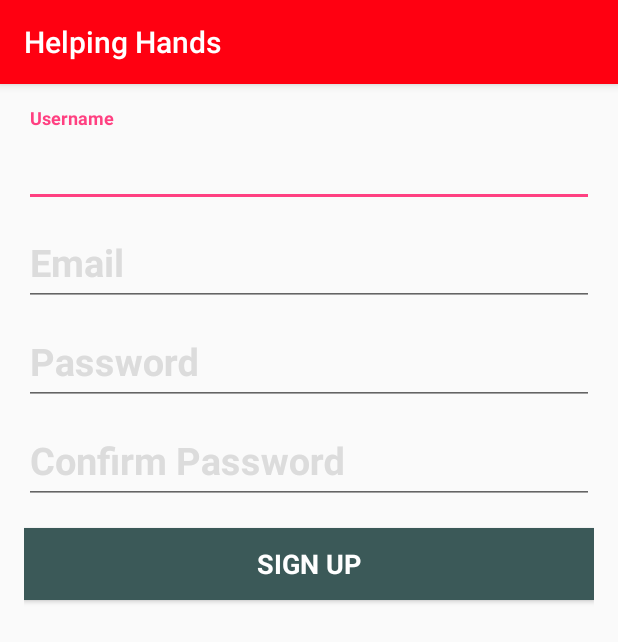
After one commit to dkp1903/HelpingHands, an Android app: the signup screen opened directly, with no data from a screen before it, on a phone screen of 412 x 824 dp. The commit adds this screen. Shown: the top 642 px of the screen. Run offline under Robolectric (Android 15) with nearby library versions, the phone set to English and light mode, and no system bars; our stand-ins replace Firebase (no records; nobody signed in at launch, a user with empty details on screens opened directly).

Commit message:
added user registration activity

```diff
--- a/app/build.gradle
+++ b/app/build.gradle
@@ -8,7 +8,7 @@ android {
     compileSdkVersion 27
     defaultConfig {
         applicationId "app.dkp1903.helpinghands"
-        minSdkVersion 15
+        minSdkVersion 16
         targetSdkVersion 27
         versionCode 1
         versionName "1.0"
@@ -25,7 +25,7 @@ android {
 dependencies {
     implementation fileTree(include: ['*.jar'], dir: 'libs')
     implementation "org.jetbrains.kotlin:kotlin-stdlib-jdk7:$kotlin_version"
-    implementation 'com.android.support:appcompat-v7:28.0.0'
+    implementation 'com.android.support:appcompat-v7:27.1.1'
     implementation 'com.android.support:design:27.1.1'
     implementation 'com.android.support.constraint:constraint-layout:1.1.3'
     implementation 'com.android.support:support-v4:27.1.1'
@@ -34,6 +34,8 @@ dependencies {
     // added auth
     implementation 'com.google.firebase:firebase-auth:17.0.0'
     //implementation 'com.google.firebase:firebase-core:17.0.0'
+    implementation 'com.android.support:support-annotations:27.1.1'
+    implementation 'android.arch.lifecycle:extensions:1.1.1'
     testImplementation 'junit:junit:4.12'
     androidTestImplementation 'com.android.support.test:runner:1.0.2'
     androidTestImplementation 'com.android.support.test.espresso:espresso-core:3.0.2'
--- a/app/src/main/java/app/dkp1903/helpinghands/MainActivity.kt
+++ b/app/src/main/java/app/dkp1903/helpinghands/MainActivity.kt
@@ -32,6 +32,7 @@ class MainActivity : AppCompatActivity() {
             var clickIntent3 = Intent(this@MainActivity, InternLogin::class.java)
             startActivity(clickIntent3)
         })
+
         aboutusbutton = findViewById(R.id.AboutUs)
         aboutusbutton?.setOnClickListener({
             var clickIntent4 = Intent(this@MainActivity, AboutUs::class.java)
--- /dev/null
+++ b/app/src/main/res/layout/activity_signup.xml
@@ -0,0 +1,117 @@
+<?xml version="1.0" encoding="utf-8"?>
+<LinearLayout xmlns:android="http://schemas.android.com/apk/res/android"
+    xmlns:tools="http://schemas.android.com/tools"
+    android:layout_width="match_parent"
+    android:layout_height="match_parent"
+    android:orientation="vertical"
+    android:paddingBottom="@dimen/activity_vertical_margin"
+    android:paddingLeft="@dimen/activity_horizontal_margin"
+    android:paddingRight="@dimen/activity_horizontal_margin"
+    android:paddingTop="@dimen/activity_vertical_margin"
+    android:gravity="top">
+
+
+
+    <android.support.design.widget.TextInputLayout
+        android:layout_width="match_parent"
+        android:layout_height="wrap_content"
+        android:textColorHint="@color/grey"
+        >
+
+        <AutoCompleteTextView
+            android:id="@+id/register_username"
+            android:layout_width="match_parent"
+            android:layout_height="wrap_content"
+            android:hint="@string/prompt_username"
+            android:imeOptions="actionNext"
+            android:inputType="textNoSuggestions"
+            android:maxLines="1"
+            android:textColor="@color/colorPrimaryDark"
+            android:textColorHint="@color/white"
+            android:textIsSelectable="false"
+            android:textSize="25sp"
+            android:textStyle="bold" />
+
+    </android.support.design.widget.TextInputLayout>
+
+    <android.support.design.widget.TextInputLayout
+        android:layout_width="match_parent"
+        android:layout_height="wrap_content"
+        android:textColorHint="@color/grey"
+        >
+
+        <AutoCompleteTextView
+            android:id="@+id/register_email"
+            android:layout_width="match_parent"
+            android:layout_height="wrap_content"
+            android:hint="@string/prompt_email"
+            android:textColor="@color/colorPrimaryDark"
+            android:textSize="25sp"
+            android:imeOptions="actionNext"
+            android:textColorHint="@color/white"
+            android:inputType="textEmailAddress"
+            android:maxLines="1"
+            android:textIsSelectable="false"
+            android:textStyle="bold"/>
+
+    </android.support.design.widget.TextInputLayout>
+
+    <android.support.design.widget.TextInputLayout
+        android:layout_width="match_parent"
+        android:layout_height="wrap_content"
+        android:textColorHint="@color/grey"
+        >
+
+        <EditText
+            android:id="@+id/register_password"
+            android:textSize="25sp"
+            android:textColor="@color/colorPrimaryDark"
+            android:textColorHint="@color/white"
+            android:layout_width="match_parent"
+            android:imeOptions="actionNext"
+            android:layout_height="wrap_content"
+            android:hint="@string/prompt_password"
+            android:inputType="textPassword"
+            android:maxLines="1"
+            android:textStyle="bold"/>
+
+    </android.support.design.widget.TextInputLayout>
+
+    <android.support.design.widget.TextInputLayout
+        android:layout_width="match_parent"
+        android:layout_height="wrap_content"
+        android:textColorHint="@color/grey"
+        >
+
+        <EditText
+            android:id="@+id/register_confirm_password"
+            android:textColor="@color/white"
+            android:textSize="25sp"
+            android:textColorHint="@color/white"
+            android:layout_width="match_parent"
+            android:layout_height="wrap_content"
+            android:hint="@string/prompt_password_again"
+            android:imeActionLabel="@+string/action_sign_up"
+            android:imeActionId="@+id/register_form_finished"
+            android:imeOptions="actionUnspecified"
+            android:inputType="textPassword"
+            android:maxLines="1"
+            android:textStyle="bold"/>
+
+    </android.support.design.widget.TextInputLayout>
+
+    <Button
+        android:id="@+id/register_sign_up_button"
+        style="?android:textAppearanceMedium"
+        android:background="@color/colorPrimaryDark"
+        android:textColor="@color/white"
+        android:onClick="signup"
+        android:layout_width="match_parent"
+        android:layout_height="wrap_content"
+        android:layout_marginTop="16dp"
+        android:text="@string/action_sign_in"
+        android:textStyle="bold"/>
+
+
+
+</LinearLayout>
--- a/app/src/main/res/values/colors.xml
+++ b/app/src/main/res/values/colors.xml
@@ -16,4 +16,5 @@
     <color name="btn_login_bg">#eceef1</color>
     <color name="lbl_name">#333333</color>
     <color name="btn_logut_bg">#ff6861</color>
+    <color name="grey">#DCDCDC</color>
 </resources>
--- a/app/src/main/res/values/strings.xml
+++ b/app/src/main/res/values/strings.xml
@@ -3,8 +3,10 @@
 
     <!-- Strings related to login -->
     <string name="prompt_email">Email</string>
-    <string name="prompt_password">Password (optional)</string>
-    <string name="action_sign_in">Sign in or register</string>
+    <string name="prompt_username">Username</string>
+    <string name="prompt_password">Password</string>
+    <string name="prompt_password_again">Confirm Password</string>
+    <string name="action_sign_in">Sign Up</string>
     <string name="action_sign_in_short">Sign in</string>
     <string name="error_invalid_email">This email address is invalid</string>
     <string name="error_invalid_password">This password is too short</string>
@@ -140,4 +142,9 @@
         "when a user tries to pick up one of cards.\n\n"
     </string>
     <string name="action_settings">Settings</string>
+    <string name="title_activity_login">Sign in</string>
+    <string name="welcome">"Welcome !"</string>
+    <string name="invalid_username">Not a valid username</string>
+    <string name="invalid_password">Password must be >5 characters</string>
+    <string name="login_failed">"Login failed"</string>
 </resources>
```
Also changed, not shown: app/src/main/AndroidManifest.xml (+8 -8 lines), app/src/main/java/app/dkp1903/helpinghands/dummy/signup.java (added, +140 -0 lines).
